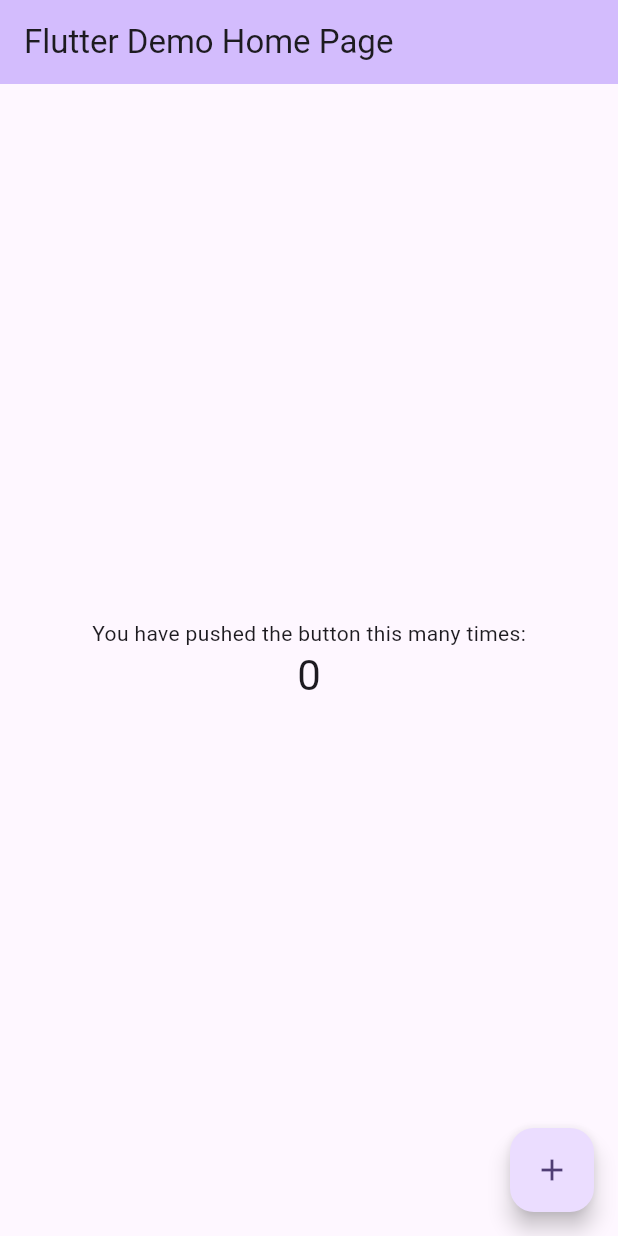
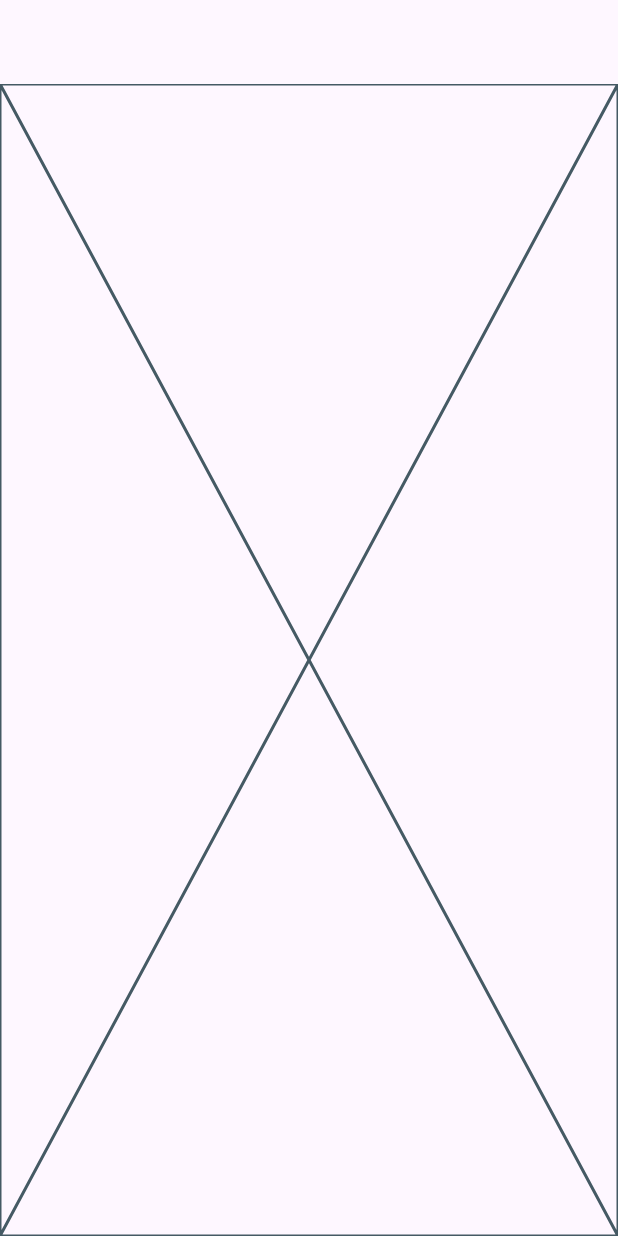
Before and after one commit to elparduh/video_player_test, a Flutter app: the screen it shows after launch, on a phone screen of 412 x 824 dp. Run offline on Flutter 3.47's test engine with Material 3 defaults, Android fonts, the phone set to English and light mode, and no system bars.

Commit message:
add improvs

```diff
--- a/lib/main.dart
+++ b/lib/main.dart
@@ -11,115 +11,26 @@ class MyApp extends StatelessWidget {
   @override
   Widget build(BuildContext context) {
     return MaterialApp(
+      debugShowCheckedModeBanner: false,
       title: 'Flutter Demo',
       theme: ThemeData(
-        // This is the theme of your application.
-        //
-        // TRY THIS: Try running your application with "flutter run". You'll see
-        // the application has a purple toolbar. Then, without quitting the app,
-        // try changing the seedColor in the colorScheme below to Colors.green
-        // and then invoke "hot reload" (save your changes or press the "hot
-        // reload" button in a Flutter-supported IDE, or press "r" if you used
-        // the command line to start the app).
-        //
-        // Notice that the counter didn't reset back to zero; the application
-        // state is not lost during the reload. To reset the state, use hot
-        // restart instead.
-        //
-        // This works for code too, not just values: Most code changes can be
-        // tested with just a hot reload.
         colorScheme: ColorScheme.fromSeed(seedColor: Colors.deepPurple),
         useMaterial3: true,
       ),
-      home: const MyHomePage(title: 'Flutter Demo Home Page'),
+      home: const HomeScreen(),
+
     );
   }
 }
 
-class MyHomePage extends StatefulWidget {
-  const MyHomePage({super.key, required this.title});
-
-  // This widget is the home page of your application. It is stateful, meaning
-  // that it has a State object (defined below) that contains fields that affect
-  // how it looks.
-
-  // This class is the configuration for the state. It holds the values (in this
-  // case the title) provided by the parent (in this case the App widget) and
-  // used by the build method of the State. Fields in a Widget subclass are
-  // always marked "final".
-
-  final String title;
-
-  @override
-  State<MyHomePage> createState() => _MyHomePageState();
-}
-
-class _MyHomePageState extends State<MyHomePage> {
-  int _counter = 0;
-
-  void _incrementCounter() {
-    setState(() {
-      // This call to setState tells the Flutter framework that something has
-      // changed in this State, which causes it to rerun the build method below
-      // so that the display can reflect the updated values. If we changed
-      // _counter without calling setState(), then the build method would not be
-      // called again, and so nothing would appear to happen.
-      _counter++;
-    });
-  }
+class HomeScreen extends StatelessWidget {
+  const HomeScreen({super.key});
 
   @override
   Widget build(BuildContext context) {
-    // This method is rerun every time setState is called, for instance as done
-    // by the _incrementCounter method above.
-    //
-    // The Flutter framework has been optimized to make rerunning build methods
-    // fast, so that you can just rebuild anything that needs updating rather
-    // than having to individually change instances of widgets.
     return Scaffold(
-      appBar: AppBar(
-        // TRY THIS: Try changing the color here to a specific color (to
-        // Colors.amber, perhaps?) and trigger a hot reload to see the AppBar
-        // change color while the other colors stay the same.
-        backgroundColor: Theme.of(context).colorScheme.inversePrimary,
-        // Here we take the value from the MyHomePage object that was created by
-        // the App.build method, and use it to set our appbar title.
-        title: Text(widget.title),
-      ),
-      body: Center(
-        // Center is a layout widget. It takes a single child and positions it
-        // in the middle of the parent.
-        child: Column(
-          // Column is also a layout widget. It takes a list of children and
-          // arranges them vertically. By default, it sizes itself to fit its
-          // children horizontally, and tries to be as tall as its parent.
-          //
-          // Column has various properties to control how it sizes itself and
-          // how it positions its children. Here we use mainAxisAlignment to
-          // center the children vertically; the main axis here is the vertical
-          // axis because Columns are vertical (the cross axis would be
-          // horizontal).
-          //
-          // TRY THIS: Invoke "debug painting" (choose the "Toggle Debug Paint"
-          // action in the IDE, or press "p" in the console), to see the
-          // wireframe for each widget.
-          mainAxisAlignment: MainAxisAlignment.center,
-          children: <Widget>[
-            const Text(
-              'You have pushed the button this many times:',
-            ),
-            Text(
-              '$_counter',
-              style: Theme.of(context).textTheme.headlineMedium,
-            ),
-          ],
-        ),
-      ),
-      floatingActionButton: FloatingActionButton(
-        onPressed: _incrementCounter,
-        tooltip: 'Increment',
-        child: const Icon(Icons.add),
-      ), // This trailing comma makes auto-formatting nicer for build methods.
+      appBar: AppBar(),
+      body: const Placeholder(),
     );
   }
 }
```
